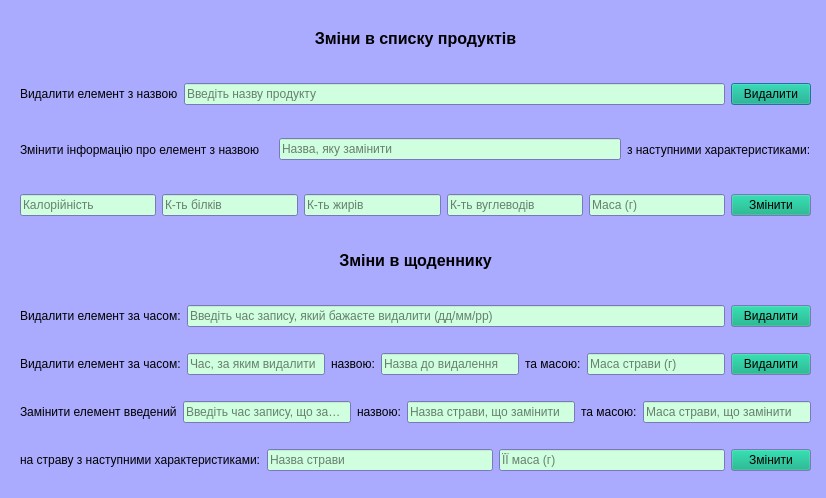
Above: foodchangeinfo.ui from Stalkeroid13/Health_statistic before the change. Below: the same form after it.
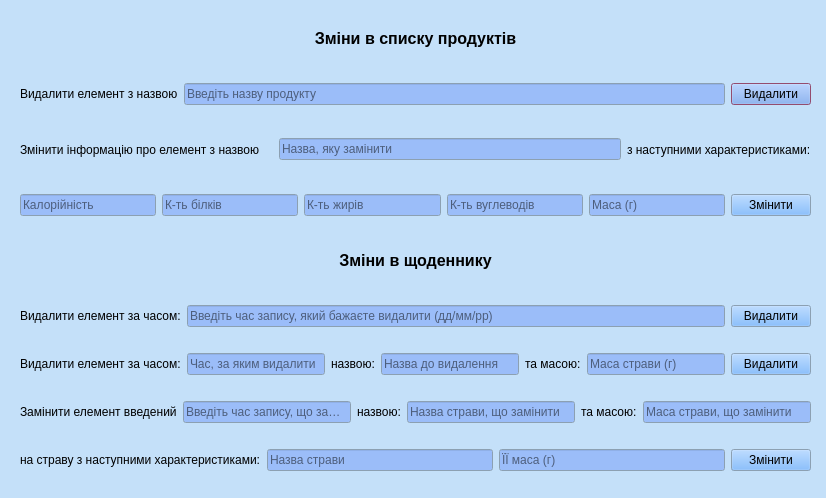
That is the form after the change.

The edit to the form file:
```diff
--- a/foodchangeinfo.ui
+++ b/foodchangeinfo.ui
@@ -16,54 +16,81 @@
      <colorrole role="Button">
       <brush brushstyle="SolidPattern">
        <color alpha="255">
-        <red>0</red>
+        <red>103</red>
         <green>170</green>
-        <blue>127</blue>
+        <blue>249</blue>
        </color>
       </brush>
      </colorrole>
-     <colorrole role="Dark">
+     <colorrole role="BrightText">
       <brush brushstyle="SolidPattern">
        <color alpha="255">
-        <red>170</red>
-        <green>170</green>
-        <blue>170</blue>
-       </color>
-      </brush>
-     </colorrole>
-     <colorrole role="Mid">
-      <brush brushstyle="SolidPattern">
-       <color alpha="255">
         <red>0</red>
-        <green>170</green>
-        <blue>127</blue>
+        <green>0</green>
+        <blue>0</blue>
        </color>
       </brush>
      </colorrole>
      <colorrole role="Base">
       <brush brushstyle="SolidPattern">
        <color alpha="255">
-        <red>207</red>
-        <green>255</green>
-        <blue>222</blue>
+        <red>155</red>
+        <green>189</green>
+        <blue>249</blue>
        </color>
       </brush>
      </colorrole>
      <colorrole role="Window">
       <brush brushstyle="SolidPattern">
        <color alpha="255">
-        <red>170</red>
-        <green>170</green>
-        <blue>255</blue>
+        <red>196</red>
+        <green>224</green>
+        <blue>249</blue>
        </color>
       </brush>
      </colorrole>
-     <colorrole role="Shadow">
+     <colorrole role="Highlight">
       <brush brushstyle="SolidPattern">
        <color alpha="255">
-        <red>85</red>
-        <green>85</green>
-        <blue>127</blue>
+        <red>185</red>
+        <green>95</green>
+        <blue>137</blue>
+       </color>
+      </brush>
+     </colorrole>
+     <colorrole role="Link">
+      <brush brushstyle="SolidPattern">
+       <color alpha="255">
+        <red>46</red>
+        <green>192</green>
+        <blue>249</blue>
+       </color>
+      </brush>
+     </colorrole>
+     <colorrole role="LinkVisited">
+      <brush brushstyle="SolidPattern">
+       <color alpha="255">
+        <red>31</red>
+        <green>131</green>
+        <blue>168</blue>
+       </color>
+      </brush>
+     </colorrole>
+     <colorrole role="AlternateBase">
+      <brush brushstyle="SolidPattern">
+       <color alpha="255">
+        <red>196</red>
+        <green>224</green>
+        <blue>249</blue>
+       </color>
+      </brush>
+     </colorrole>
+     <colorrole role="Accent">
+      <brush brushstyle="SolidPattern">
+       <color alpha="255">
+        <red>128</red>
+        <green>128</green>
+        <blue>128</blue>
        </color>
       </brush>
      </colorrole>
@@ -72,137 +99,155 @@
      <colorrole role="Button">
       <brush brushstyle="SolidPattern">
        <color alpha="255">
-        <red>0</red>
+        <red>103</red>
         <green>170</green>
-        <blue>127</blue>
+        <blue>249</blue>
        </color>
       </brush>
      </colorrole>
-     <colorrole role="Dark">
+     <colorrole role="BrightText">
       <brush brushstyle="SolidPattern">
        <color alpha="255">
-        <red>170</red>
-        <green>170</green>
-        <blue>170</blue>
-       </color>
-      </brush>
-     </colorrole>
-     <colorrole role="Mid">
-      <brush brushstyle="SolidPattern">
-       <color alpha="255">
         <red>0</red>
-        <green>170</green>
-        <blue>127</blue>
+        <green>0</green>
+        <blue>0</blue>
        </color>
       </brush>
      </colorrole>
      <colorrole role="Base">
       <brush brushstyle="SolidPattern">
        <color alpha="255">
-        <red>207</red>
-        <green>255</green>
-        <blue>222</blue>
+        <red>155</red>
+        <green>189</green>
+        <blue>249</blue>
        </color>
       </brush>
      </colorrole>
      <colorrole role="Window">
       <brush brushstyle="SolidPattern">
        <color alpha="255">
-        <red>170</red>
-        <green>170</green>
-        <blue>255</blue>
+        <red>196</red>
+        <green>224</green>
+        <blue>249</blue>
        </color>
       </brush>
      </colorrole>
-     <colorrole role="Shadow">
+     <colorrole role="Highlight">
       <brush brushstyle="SolidPattern">
        <color alpha="255">
-        <red>85</red>
-        <green>85</green>
-        <blue>127</blue>
+        <red>185</red>
+        <green>95</green>
+        <blue>137</blue>
+       </color>
+      </brush>
+     </colorrole>
+     <colorrole role="Link">
+      <brush brushstyle="SolidPattern">
+       <color alpha="255">
+        <red>46</red>
+        <green>192</green>
+        <blue>249</blue>
+       </color>
+      </brush>
+     </colorrole>
+     <colorrole role="LinkVisited">
+      <brush brushstyle="SolidPattern">
+       <color alpha="255">
+        <red>31</red>
+        <green>131</green>
+        <blue>168</blue>
+       </color>
+      </brush>
+     </colorrole>
+     <colorrole role="AlternateBase">
+      <brush brushstyle="SolidPattern">
+       <color alpha="255">
+        <red>196</red>
+        <green>224</green>
+        <blue>249</blue>
+       </color>
+      </brush>
+     </colorrole>
+     <colorrole role="Accent">
+      <brush brushstyle="SolidPattern">
+       <color alpha="255">
+        <red>128</red>
+        <green>128</green>
+        <blue>128</blue>
        </color>
       </brush>
      </colorrole>
     </inactive>
     <disabled>
-     <colorrole role="WindowText">
-      <brush brushstyle="SolidPattern">
-       <color alpha="255">
-        <red>170</red>
-        <green>170</green>
-        <blue>170</blue>
-       </color>
-      </brush>
-     </colorrole>
      <colorrole role="Button">
       <brush brushstyle="SolidPattern">
        <color alpha="255">
-        <red>0</red>
+        <red>103</red>
         <green>170</green>
-        <blue>127</blue>
+        <blue>249</blue>
        </color>
       </brush>
      </colorrole>
-     <colorrole role="Dark">
+     <colorrole role="BrightText">
       <brush brushstyle="SolidPattern">
        <color alpha="255">
-        <red>170</red>
-        <green>170</green>
-        <blue>170</blue>
-       </color>
-      </brush>
-     </colorrole>
-     <colorrole role="Mid">
-      <brush brushstyle="SolidPattern">
-       <color alpha="255">
         <red>0</red>
-        <green>170</green>
-        <blue>127</blue>
-       </color>
-      </brush>
-     </colorrole>
-     <colorrole role="Text">
-      <brush brushstyle="SolidPattern">
-       <color alpha="255">
-        <red>170</red>
-        <green>170</green>
-        <blue>170</blue>
-       </color>
-      </brush>
-     </colorrole>
-     <colorrole role="ButtonText">
-      <brush brushstyle="SolidPattern">
-       <color alpha="255">
-        <red>170</red>
-        <green>170</green>
-        <blue>170</blue>
+        <green>0</green>
+        <blue>0</blue>
        </color>
       </brush>
      </colorrole>
      <colorrole role="Base">
       <brush brushstyle="SolidPattern">
        <color alpha="255">
-        <red>170</red>
-        <green>170</green>
-        <blue>255</blue>
+        <red>196</red>
+        <green>224</green>
+        <blue>249</blue>
        </color>
       </brush>
      </colorrole>
      <colorrole role="Window">
       <brush brushstyle="SolidPattern">
        <color alpha="255">
-        <red>170</red>
-        <green>170</green>
-        <blue>255</blue>
+        <red>196</red>
+        <green>224</green>
+        <blue>249</blue>
        </color>
       </brush>
      </colorrole>
-     <colorrole role="Shadow">
+     <colorrole role="Link">
       <brush brushstyle="SolidPattern">
        <color alpha="255">
-        <red>85</red>
-        <green>85</green>
-        <blue>127</blue>
+        <red>46</red>
+        <green>192</green>
+        <blue>249</blue>
+       </color>
+      </brush>
+     </colorrole>
+     <colorrole role="LinkVisited">
+      <brush brushstyle="SolidPattern">
+       <color alpha="255">
+        <red>31</red>
+        <green>131</green>
+        <blue>168</blue>
+       </color>
+      </brush>
+     </colorrole>
+     <colorrole role="AlternateBase">
+      <brush brushstyle="SolidPattern">
+       <color alpha="255">
+        <red>196</red>
+        <green>224</green>
+        <blue>249</blue>
+       </color>
+      </brush>
+     </colorrole>
+     <colorrole role="Accent">
+      <brush brushstyle="SolidPattern">
+       <color alpha="255">
+        <red>128</red>
+        <green>128</green>
+        <blue>128</blue>
        </color>
       </brush>
      </colorrole>
```
